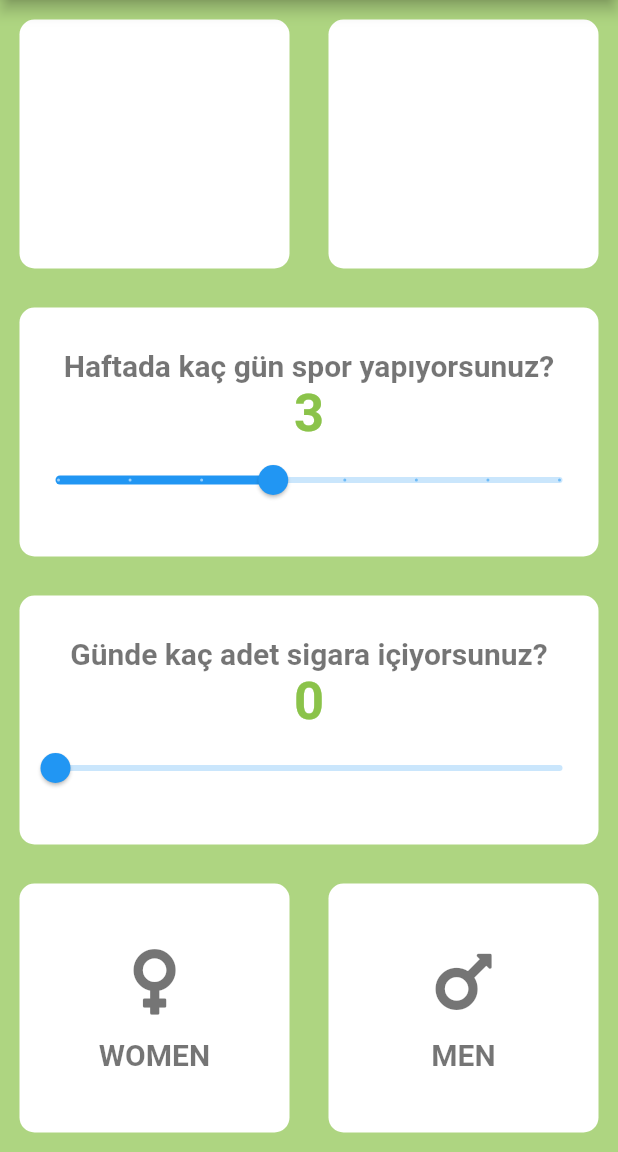
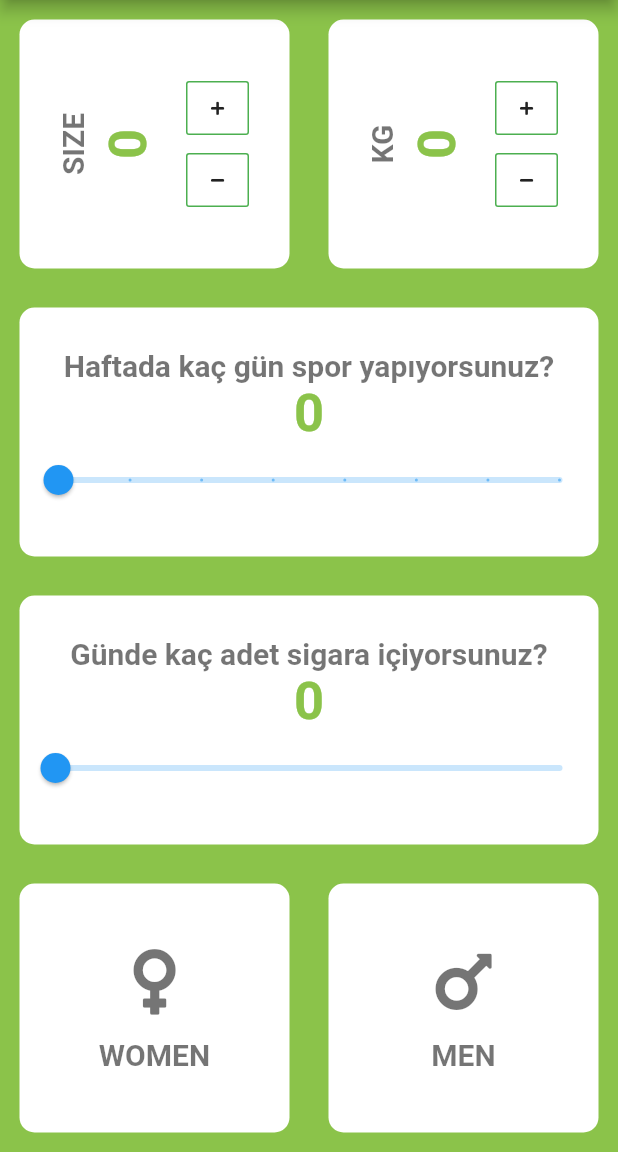
Before and after one commit to TemurBahri/life_expectancy, a Flutter app: the screen it shows after launch, on a phone screen of 412 x 824 dp, the part 84-1236 px from its top. Run offline on Flutter 3.47's test engine with Material 2 defaults, Android fonts, the phone set to English and light mode, and no system bars; our stand-ins replace font_awesome_flutter.

Commit message:
Flutter Learning continue...

```diff
--- /dev/null
+++ b/lib/constants.dart
@@ -0,0 +1,7 @@
+import 'package:flutter/material.dart';
+
+TextStyle kTextStyle = TextStyle(
+    color: Colors.black54, fontSize: 20.0, fontWeight: FontWeight.bold);
+
+TextStyle kNumberStyle = TextStyle(
+    color: Colors.lightGreen, fontSize: 35, fontWeight: FontWeight.bold);
--- a/lib/genders.dart
+++ b/lib/genders.dart
@@ -1,5 +1,7 @@
 import 'package:flutter/cupertino.dart';
 import 'package:flutter/material.dart';
+
+import 'constants.dart';
 
 class GenderFunc extends StatelessWidget {
   final String gender;
@@ -18,13 +20,7 @@ class GenderFunc extends StatelessWidget {
           color: Colors.black54,
         ),
         SizedBox(height: 12),
-        Text(
-          gender,
-          style: TextStyle(
-              color: Colors.black54,
-              fontSize: 20.0,
-              fontWeight: FontWeight.bold),
-        ),
+        Text(gender, style: kTextStyle),
       ],
     );
   }
--- a/lib/input_page.dart
+++ b/lib/input_page.dart
@@ -1,6 +1,7 @@
 import 'package:flutter/cupertino.dart';
 import 'package:flutter/material.dart';
 import 'package:font_awesome_flutter/font_awesome_flutter.dart';
+import 'package:life_expectancy/constants.dart';
 
 import 'genders.dart';
 import 'my_container.dart';
@@ -13,7 +14,9 @@ class InputPage extends StatefulWidget {
 class _InputPageState extends State<InputPage> {
   String choose;
   double smokingCigarette = 0.0;
-  double daySport = 3;
+  double daySport = 0;
+  int size = 0;
+  int kilo = 0;
 
   @override
   Widget build(BuildContext context) {
@@ -32,10 +35,14 @@ class _InputPageState extends State<InputPage> {
             child: Row(
               children: [
                 Expanded(
-                  child: MyContainer(),
+                  child: MyContainer(
+                    child: buildRowOutlineButton('SIZE'),
+                  ),
                 ),
                 Expanded(
-                  child: MyContainer(),
+                  child: MyContainer(
+                    child: buildRowOutlineButton('KG'),
+                  ),
                 ),
               ],
             ),
@@ -45,19 +52,10 @@ class _InputPageState extends State<InputPage> {
               child: Column(
                 mainAxisAlignment: MainAxisAlignment.center,
                 children: [
-                  Text(
-                    'Haftada kaç gün spor yapıyorsunuz?',
-                    style: TextStyle(
-                        color: Colors.black54,
-                        fontSize: 20,
-                        fontWeight: FontWeight.bold),
-                  ),
+                  Text('Haftada kaç gün spor yapıyorsunuz?', style: kTextStyle),
                   Text(
                     daySport.round().toString(),
-                    style: TextStyle(
-                        color: Colors.lightGreen,
-                        fontSize: 35,
-                        fontWeight: FontWeight.bold),
+                    style: kNumberStyle,
                   ),
                   Slider(
                     min: 0,
@@ -81,18 +79,10 @@ class _InputPageState extends State<InputPage> {
                 children: [
                   Text(
                     'Günde kaç adet sigara içiyorsunuz?',
-                    style: TextStyle(
-                        color: Colors.black54,
-                        fontSize: 20,
-                        fontWeight: FontWeight.bold),
+                    style: kTextStyle,
                   ),
-                  Text(
-                    smokingCigarette.round().toString(),
-                    style: TextStyle(
-                        color: Colors.lightGreen,
-                        fontSize: 35,
-                        fontWeight: FontWeight.bold),
-                  ),
+                  Text(smokingCigarette.round().toString(),
+                      style: kNumberStyle),
                   Slider(
                     min: 0,
                     max: 30,
@@ -145,4 +135,61 @@ class _InputPageState extends State<InputPage> {
       ),
     );
   }
+
+  Row buildRowOutlineButton(String label) {
+    return Row(
+      mainAxisAlignment: MainAxisAlignment.center,
+      children: [
+        RotatedBox(
+          quarterTurns: -1,
+          child: Text(
+            label,
+            style: kTextStyle,
+          ),
+        ),
+        SizedBox(width: 5),
+        RotatedBox(
+          quarterTurns: -1,
+          child: Text(
+            label == 'SIZE' ? size.toString() : kilo.toString(),
+            style: kNumberStyle,
+          ),
+        ),
+        SizedBox(width: 15),
+        Column(
+          mainAxisAlignment: MainAxisAlignment.center,
+          children: [
+            ButtonTheme(
+              minWidth: 36,
+              child: OutlineButton(
+                  borderSide: BorderSide(color: Colors.green),
+                  child: Icon(
+                    FontAwesomeIcons.plus,
+                    size: 10,
+                  ),
+                  onPressed: () {
+                    setState(() {
+                      label == 'SIZE' ? size++ : kilo++;
+                    });
+                  }),
+            ),
+            ButtonTheme(
+              minWidth: 36,
+              child: OutlineButton(
+                  borderSide: BorderSide(color: Colors.green),
+                  child: Icon(
+                    FontAwesomeIcons.minus,
+                    size: 10,
+                  ),
+                  onPressed: () {
+                    setState(() {
+                      label == 'SIZE' ? size-- : kilo--;
+                    });
+                  }),
+            ),
+          ],
+        ),
+      ],
+    );
+  }
 }
--- a/lib/main.dart
+++ b/lib/main.dart
@@ -12,7 +12,7 @@ class MyApp extends StatelessWidget {
     return MaterialApp(
       debugShowCheckedModeBanner: false,
       theme: ThemeData(
-          scaffoldBackgroundColor: Colors.lightGreen[300],
+          scaffoldBackgroundColor: Colors.lightGreen[500],
           primaryColor: Colors.lightGreen[300]),
       home: InputPage(),
     );
```
